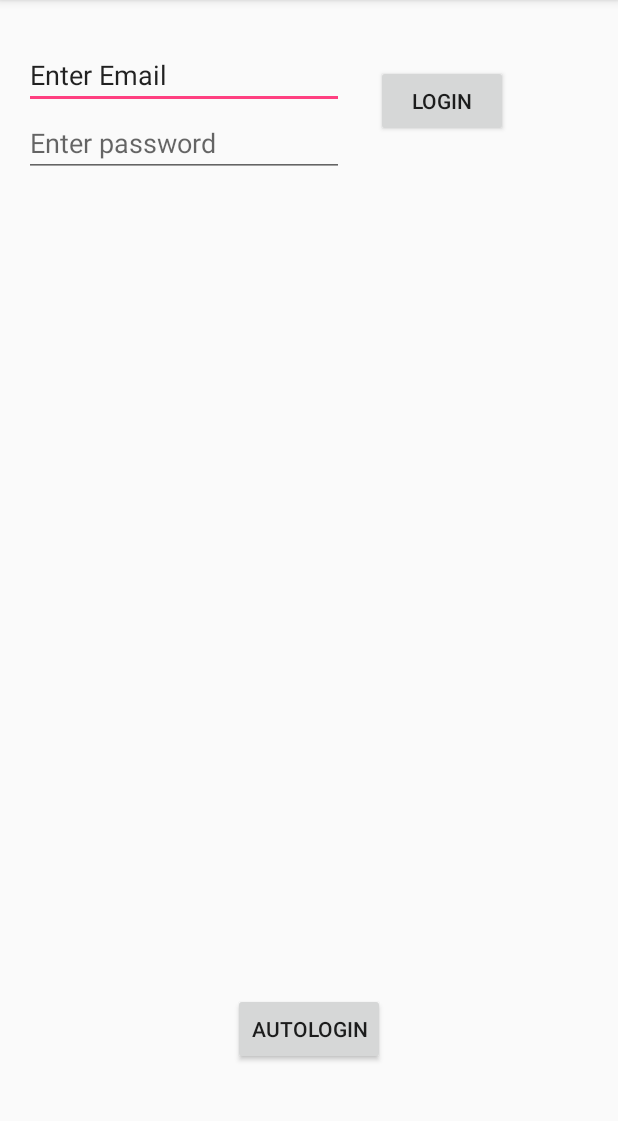
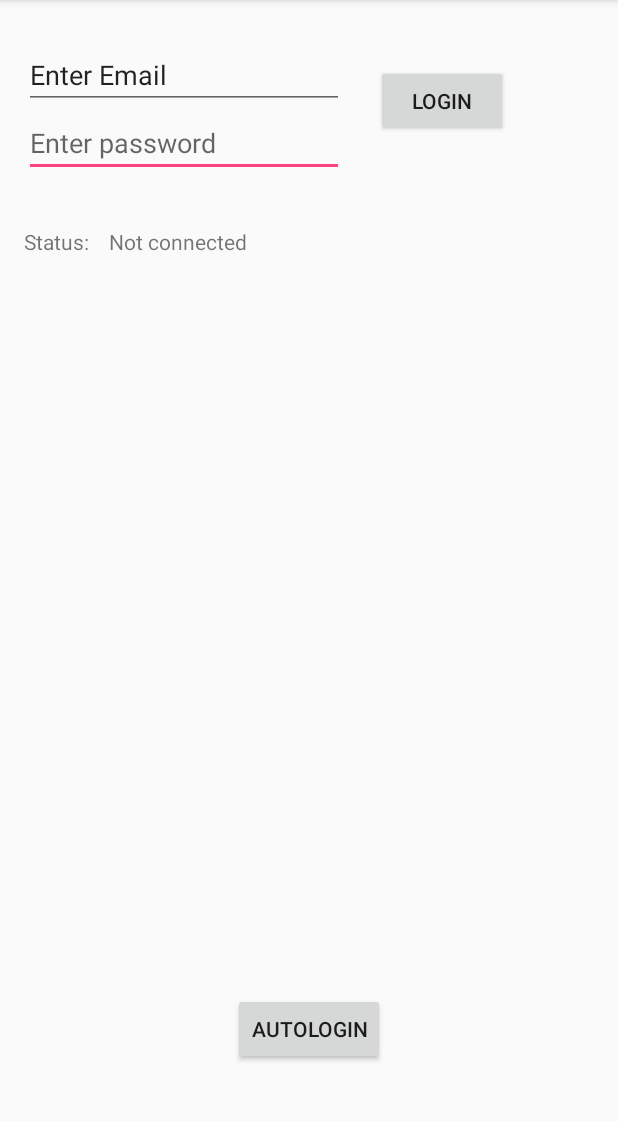
Before and after one commit to tomrolandus/CityGangsAndroid, an Android app: the LoginActivity screen opened directly, with no data from a screen before it, on a phone screen of 412 x 824 dp, the part 84-1205 px from its top. Run offline under Robolectric (Android 15) with nearby library versions, the phone set to English and light mode, and no system bars.

Commit message:
Many little changes , is anyone reading this anyways ?

```diff
--- a/app/src/main/AndroidManifest.xml
+++ b/app/src/main/AndroidManifest.xml
@@ -51,8 +51,12 @@
                 android:value="sg.edu.smu.livelabs.citygangs.MainActivity" />
         </activity>
         <activity android:name=".SelectImageActivity" />
+        <activity android:name=".LoginActivity" />
 
-        <activity android:name=".LoginActivity"></activity>
+        <service
+            android:name=".LogicService"
+            android:enabled="true"
+            android:exported="true"></service>
     </application>
 
 </manifest>
--- a/app/src/main/res/layout/activity_login.xml
+++ b/app/src/main/res/layout/activity_login.xml
@@ -13,17 +13,6 @@
     <EditText
         android:layout_width="wrap_content"
         android:layout_height="wrap_content"
-        android:inputType="textPersonName"
-        android:text="Enter Email"
-        android:ems="10"
-        android:layout_marginTop="11dp"
-        android:id="@+id/enterEmail"
-        android:layout_alignParentTop="true"
-        android:layout_alignParentStart="true" />
-
-    <EditText
-        android:layout_width="wrap_content"
-        android:layout_height="wrap_content"
         android:inputType="textPassword"
         android:ems="10"
         android:layout_below="@+id/enterEmail"
@@ -33,6 +22,7 @@
 
     <Button
         android:text="Login"
+        android:onClick="login"
         android:layout_width="wrap_content"
         android:layout_height="wrap_content"
         android:layout_alignTop="@+id/enterEmail"
@@ -50,4 +40,33 @@
         android:layout_alignParentBottom="true"
         android:layout_centerHorizontal="true"
         android:layout_marginBottom="42dp" />
+
+    <TextView
+        android:text="Status: "
+        android:layout_width="wrap_content"
+        android:layout_height="wrap_content"
+        android:layout_below="@+id/enterPassword"
+        android:layout_alignParentStart="true"
+        android:layout_marginTop="33dp"
+        android:id="@+id/fixStatusTV" />
+
+    <EditText
+        android:layout_width="wrap_content"
+        android:layout_height="wrap_content"
+        android:inputType="textPersonName"
+        android:text="Enter Email"
+        android:ems="10"
+        android:layout_marginTop="11dp"
+        android:id="@+id/enterEmail"
+        android:layout_alignParentTop="true"
+        android:layout_alignParentStart="true" />
+
+    <TextView
+        android:text="Not connected"
+        android:layout_width="wrap_content"
+        android:layout_height="wrap_content"
+        android:layout_alignTop="@+id/fixStatusTV"
+        android:layout_toEndOf="@+id/fixStatusTV"
+        android:layout_marginStart="10dp"
+        android:id="@+id/logingStatusTV" />
 </RelativeLayout>
```
Also changed, not shown: app/src/main/java/sg/edu/smu/livelabs/citygangs/LogicService.java (added, +25 -0 lines), app/src/main/java/sg/edu/smu/livelabs/citygangs/LoginActivity.java (+120 -7 lines).
